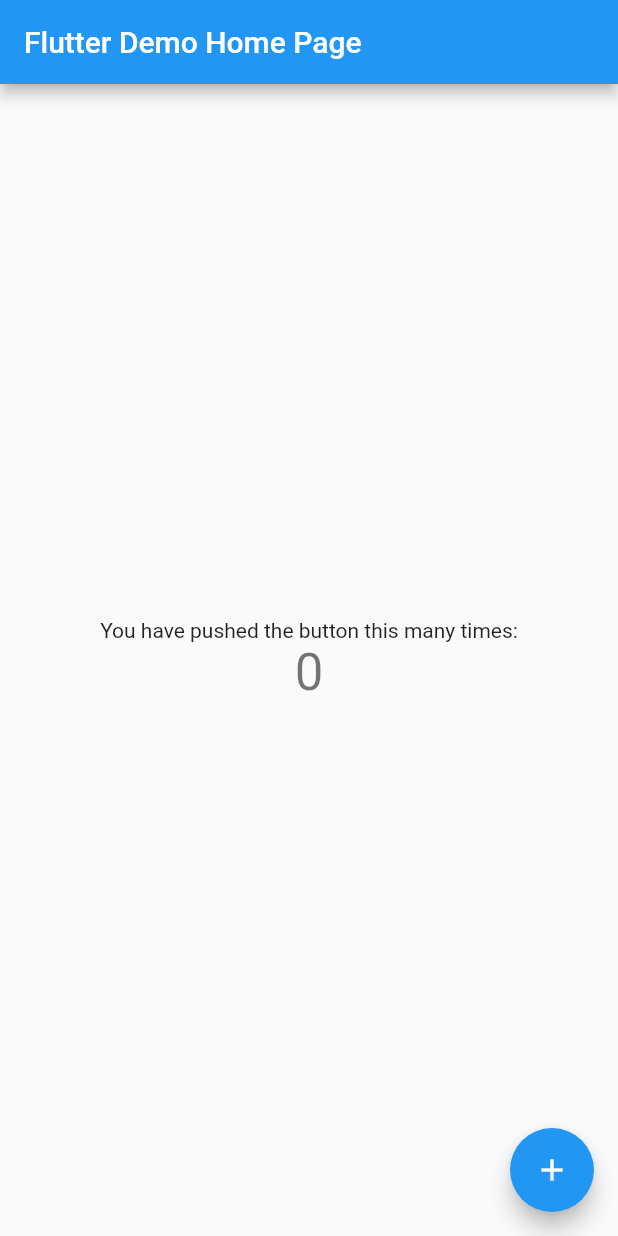
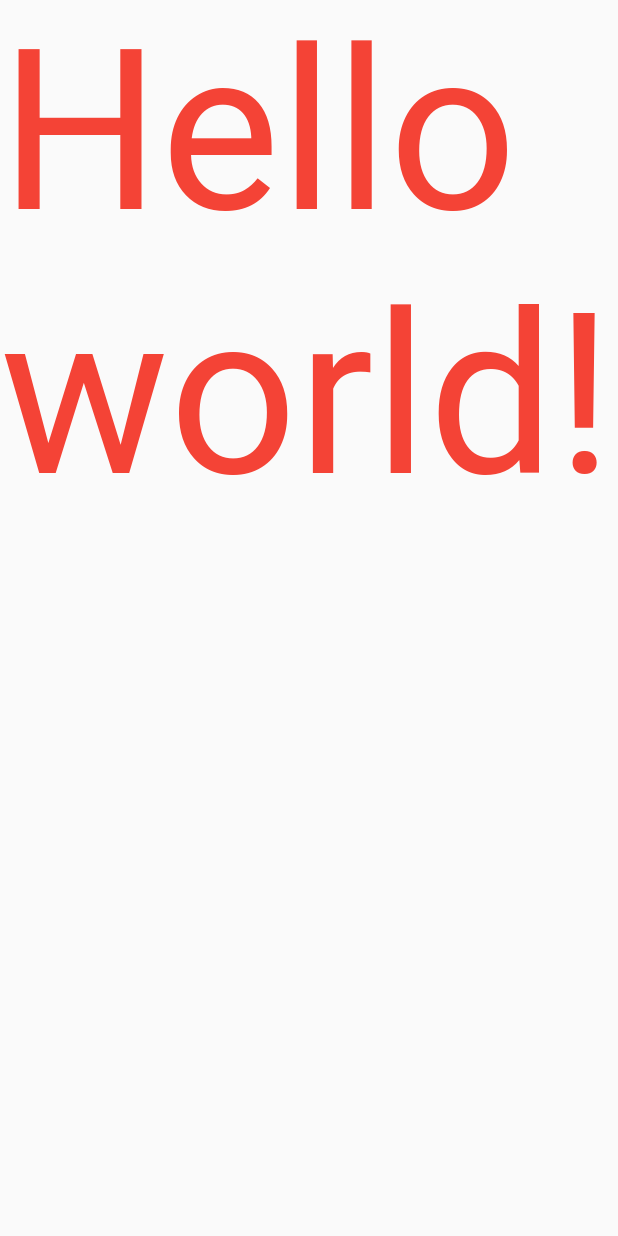
Before and after one commit to diegodrf/words_slide_puzzle, a Flutter app: the screen it shows after launch, on a phone screen of 412 x 824 dp. Run offline on Flutter 3.47's test engine with Material 2 defaults, Android fonts, the phone set to English and light mode, and no system bars.

Commit message:
Creating Main route

```diff
--- a/lib/main.dart
+++ b/lib/main.dart
@@ -1,115 +1,25 @@
 import 'package:flutter/material.dart';
+import 'package:provider/provider.dart';
+import 'package:words_slide_puzzle/providers/puzzle_brain_provider.dart';
+import 'package:words_slide_puzzle/screens/main_screen.dart';
 
 void main() {
-  runApp(const MyApp());
+  runApp(const WordsSlidePuzzleApp());
 }
 
-class MyApp extends StatelessWidget {
-  const MyApp({Key? key}) : super(key: key);
+class WordsSlidePuzzleApp extends StatelessWidget {
+  const WordsSlidePuzzleApp({Key? key}) : super(key: key);
 
-  // This widget is the root of your application.
   @override
   Widget build(BuildContext context) {
-    return MaterialApp(
-      title: 'Flutter Demo',
-      theme: ThemeData(
-        // This is the theme of your application.
-        //
-        // Try running your application with "flutter run". You'll see the
-        // application has a blue toolbar. Then, without quitting the app, try
-        // changing the primarySwatch below to Colors.green and then invoke
-        // "hot reload" (press "r" in the console where you ran "flutter run",
-        // or simply save your changes to "hot reload" in a Flutter IDE).
-        // Notice that the counter didn't reset back to zero; the application
-        // is not restarted.
-        primarySwatch: Colors.blue,
+    return ChangeNotifierProvider<PuzzleBrainProvider>(
+      create: (context) => PuzzleBrainProvider(),
+      child: MaterialApp(
+        initialRoute: MainScreen.route,
+        routes: {
+          MainScreen.route: (context) => const MainScreen(),
+        },
       ),
-      home: const MyHomePage(title: 'Flutter Demo Home Page'),
     );
   }
 }
-
-class MyHomePage extends StatefulWidget {
-  const MyHomePage({Key? key, required this.title}) : super(key: key);
-
-  // This widget is the home page of your application. It is stateful, meaning
-  // that it has a State object (defined below) that contains fields that affect
-  // how it looks.
-
-  // This class is the configuration for the state. It holds the values (in this
-  // case the title) provided by the parent (in this case the App widget) and
-  // used by the build method of the State. Fields in a Widget subclass are
-  // always marked "final".
-
-  final String title;
-
-  @override
-  State<MyHomePage> createState() => _MyHomePageState();
-}
-
-class _MyHomePageState extends State<MyHomePage> {
-  int _counter = 0;
-
-  void _incrementCounter() {
-    setState(() {
-      // This call to setState tells the Flutter framework that something has
-      // changed in this State, which causes it to rerun the build method below
-      // so that the display can reflect the updated values. If we changed
-      // _counter without calling setState(), then the build method would not be
-      // called again, and so nothing would appear to happen.
-      _counter++;
-    });
-  }
-
-  @override
-  Widget build(BuildContext context) {
-    // This method is rerun every time setState is called, for instance as done
-    // by the _incrementCounter method above.
-    //
-    // The Flutter framework has been optimized to make rerunning build methods
-    // fast, so that you can just rebuild anything that needs updating rather
-    // than having to individually change instances of widgets.
-    return Scaffold(
-      appBar: AppBar(
-        // Here we take the value from the MyHomePage object that was created by
-        // the App.build method, and use it to set our appbar title.
-        title: Text(widget.title),
-      ),
-      body: Center(
-        // Center is a layout widget. It takes a single child and positions it
-        // in the middle of the parent.
-        child: Column(
-          // Column is also a layout widget. It takes a list of children and
-          // arranges them vertically. By default, it sizes itself to fit its
-          // children horizontally, and tries to be as tall as its parent.
-          //
-          // Invoke "debug painting" (press "p" in the console, choose the
-          // "Toggle Debug Paint" action from the Flutter Inspector in Android
-          // Studio, or the "Toggle Debug Paint" command in Visual Studio Code)
-          // to see the wireframe for each widget.
-          //
-          // Column has various properties to control how it sizes itself and
-          // how it positions its children. Here we use mainAxisAlignment to
-          // center the children vertically; the main axis here is the vertical
-          // axis because Columns are vertical (the cross axis would be
-          // horizontal).
-          mainAxisAlignment: MainAxisAlignment.center,
-          children: <Widget>[
-            const Text(
-              'You have pushed the button this many times:',
-            ),
-            Text(
-              '$_counter',
-              style: Theme.of(context).textTheme.headline4,
-            ),
-          ],
-        ),
-      ),
-      floatingActionButton: FloatingActionButton(
-        onPressed: _incrementCounter,
-        tooltip: 'Increment',
-        child: const Icon(Icons.add),
-      ), // This trailing comma makes auto-formatting nicer for build methods.
-    );
-  }
-}
--- /dev/null
+++ b/lib/providers/puzzle_brain_provider.dart
@@ -0,0 +1,5 @@
+import 'package:flutter/foundation.dart';
+
+class PuzzleBrainProvider with ChangeNotifier{
+
+}
--- /dev/null
+++ b/lib/screens/main_screen.dart
@@ -0,0 +1,17 @@
+import 'package:flutter/material.dart';
+
+class MainScreen extends StatelessWidget {
+  static const String route = 'main_screen';
+
+  const MainScreen({Key? key}) : super(key: key);
+
+  @override
+  Widget build(BuildContext context) {
+    return const Scaffold(
+      body: Text(
+        'Hello world!',
+        style: TextStyle(color: Colors.red, fontSize: 150.0),
+      ),
+    );
+  }
+}
```
